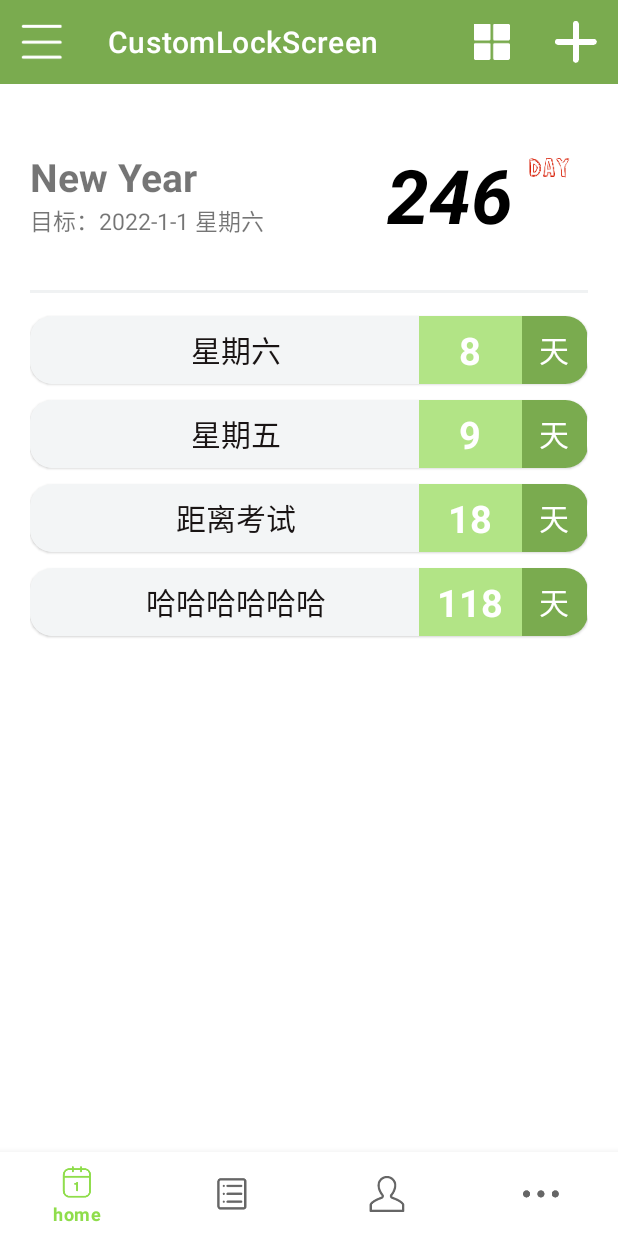
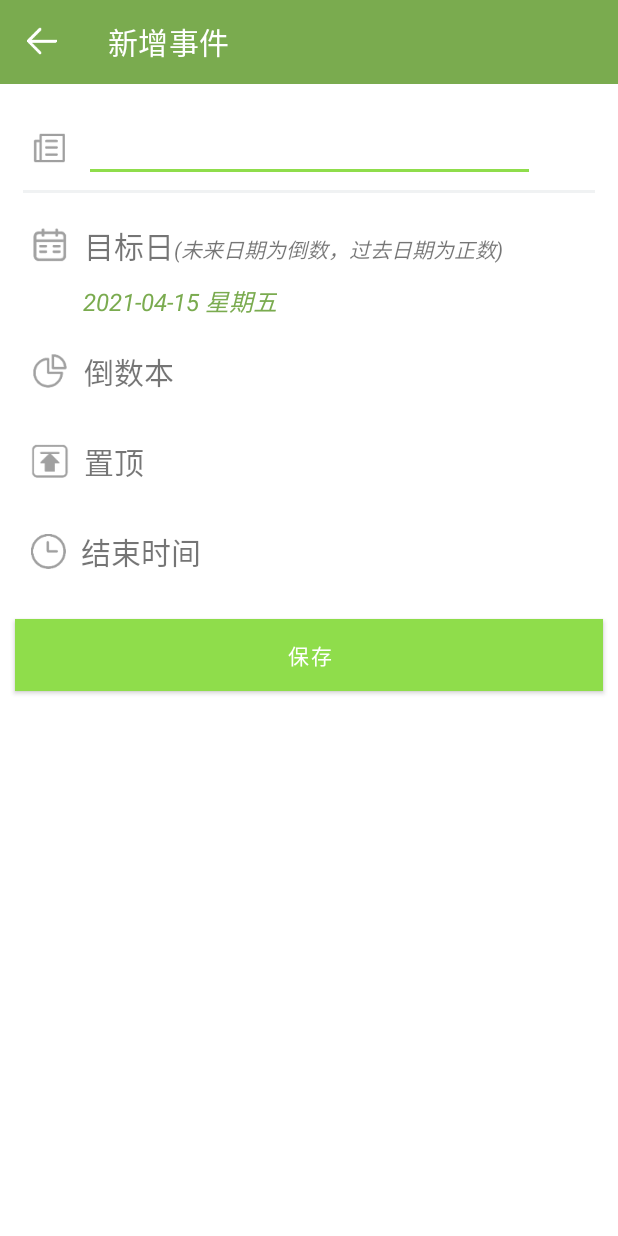
Before and after one commit to rachel-lly/CustomLockScreen, an Android app: the screen it shows after launch (HomeActivity before the commit, AddNoteActivity after it), after a tap on "add_note", on a phone screen of 412 x 824 dp. Run offline under Robolectric (Android 15) with nearby library versions, the phone set to English and light mode, and no system bars.

Commit message:
AddNoteActivity

```diff
--- a/app/src/main/AndroidManifest.xml
+++ b/app/src/main/AndroidManifest.xml
@@ -9,7 +9,8 @@
         android:roundIcon="@mipmap/ic_launcher_round"
         android:supportsRtl="true"
         android:theme="@style/AppTheme">
-        <activity android:name=".DetailActivity"></activity>
+        <activity android:name=".AddNoteActivity"></activity>
+        <activity android:name=".DetailActivity" />
         <activity android:name=".HomeActivity">
             <intent-filter>
                 <action android:name="android.intent.action.MAIN" />
--- /dev/null
+++ b/app/src/main/java/com/example/customlockscreen/AddNoteActivity.kt
@@ -0,0 +1,28 @@
+package com.example.customlockscreen
+
+import androidx.appcompat.app.AppCompatActivity
+import android.os.Bundle
+import com.example.customlockscreen.databinding.ActivityAddNoteBinding
+
+class AddNoteActivity : AppCompatActivity() {
+
+    private lateinit var binding:ActivityAddNoteBinding
+
+    override fun onCreate(savedInstanceState: Bundle?) {
+        super.onCreate(savedInstanceState)
+
+        binding = ActivityAddNoteBinding.inflate(layoutInflater)
+
+        setSupportActionBar(binding.addNoteToolbar)
+
+        binding.addNoteToolbar.setNavigationIcon(R.mipmap.back)
+
+        binding.addNoteToolbar.setNavigationOnClickListener {
+            finish()
+        }
+
+
+
+        setContentView(binding.root)
+    }
+}
--- a/app/src/main/java/com/example/customlockscreen/DetailActivity.kt
+++ b/app/src/main/java/com/example/customlockscreen/DetailActivity.kt
@@ -4,8 +4,6 @@ import android.graphics.Color
 import android.os.Build
 import android.os.Bundle
 import android.view.View
-import android.view.ViewGroup
-import android.view.Window
 import android.view.WindowManager
 import androidx.appcompat.app.AppCompatActivity
 import com.example.customlockscreen.databinding.ActivityDetailBinding
@@ -28,11 +26,7 @@ class DetailActivity : AppCompatActivity() {
         setSupportActionBar(binding.detailToolbar)
         binding.detailToolbar.setTitleTextColor(Color.WHITE)
 
-
         steepStatusBar()
-
-
-
 
 
         binding.detailToolbar.setNavigationIcon(R.mipmap.back)
--- a/app/src/main/java/com/example/customlockscreen/Fragment/NoteListFragment.kt
+++ b/app/src/main/java/com/example/customlockscreen/Fragment/NoteListFragment.kt
@@ -1,14 +1,11 @@
 package com.example.customlockscreen.Fragment
 
+import android.content.Intent
 import android.os.Bundle
 import android.view.*
-import android.widget.Toolbar
 import androidx.fragment.app.Fragment
 import androidx.recyclerview.widget.GridLayoutManager
-import com.example.customlockscreen.Label
-import com.example.customlockscreen.LabelGridAdapter
-import com.example.customlockscreen.LabelLinearAdapter
-import com.example.customlockscreen.R
+import com.example.customlockscreen.*
 import com.example.customlockscreen.databinding.FragmentNoteListBinding
 
 // TODO: Rename parameter arguments, choose names that match
@@ -90,6 +87,11 @@ class NoteListFragment : Fragment() {
                 }
 
             }
+
+            R.id.add_note ->{
+                val intent = Intent(context, AddNoteActivity::class.java)
+                context?.startActivity(intent)
+            }
         }
 
         return false
--- a/app/src/main/java/com/example/customlockscreen/HomeActivity.kt
+++ b/app/src/main/java/com/example/customlockscreen/HomeActivity.kt
@@ -5,7 +5,6 @@ import android.os.Bundle
 import androidx.fragment.app.Fragment
 import androidx.viewpager2.widget.ViewPager2
 import com.example.customlockscreen.Fragment.AddNoteFragment
-
 import com.example.customlockscreen.Fragment.NoteListFragment
 import com.example.customlockscreen.databinding.ActivityHomeBinding
 
--- a/app/src/main/java/com/example/customlockscreen/LabelLinearAdapter.kt
+++ b/app/src/main/java/com/example/customlockscreen/LabelLinearAdapter.kt
@@ -20,7 +20,6 @@ class LabelLinearAdapter(val context: Context, val labelList:List<Label>) :
 
     override fun onCreateViewHolder(parent: ViewGroup, viewType: Int): LabelLinearAdapter.ViewHolder {
         binding =  CardItemLinearBinding.inflate(LayoutInflater.from(context))
-//        val view = LayoutInflater.from(context).inflate(R.layout.card_item,parent,false)
 
         val holder = ViewHolder(binding)
         holder.itemView.setOnClickListener {
--- a/app/src/main/java/com/example/customlockscreen/PagerAdapter.kt
+++ b/app/src/main/java/com/example/customlockscreen/PagerAdapter.kt
@@ -1,7 +1,5 @@
 package com.example.customlockscreen
 
-import android.os.Parcel
-import android.os.Parcelable
 import androidx.fragment.app.Fragment
 import androidx.fragment.app.FragmentActivity
 import androidx.viewpager2.adapter.FragmentStateAdapter
--- /dev/null
+++ b/app/src/main/res/layout/activity_add_note.xml
@@ -0,0 +1,210 @@
+<?xml version="1.0" encoding="utf-8"?>
+<RelativeLayout
+    xmlns:android="http://schemas.android.com/apk/res/android"
+    xmlns:app="http://schemas.android.com/apk/res-auto"
+    xmlns:tools="http://schemas.android.com/tools"
+    android:layout_width="match_parent"
+    android:layout_height="match_parent"
+    tools:context=".AddNoteActivity"
+    >
+
+    <androidx.appcompat.widget.Toolbar
+        android:id="@+id/add_note_toolbar"
+        android:layout_width="match_parent"
+        android:layout_height="?android:attr/actionBarSize"
+        android:background="@color/colorPrimaryDark"
+        android:theme="@style/ThemeOverlay.AppCompat.Dark.ActionBar"
+        app:popupTheme="@style/OverflowMenuStyle"
+        app:title="新增事件"
+        />
+
+    <LinearLayout
+        android:id="@+id/content_layout"
+        android:layout_below="@+id/add_note_toolbar"
+        android:layout_width="match_parent"
+        android:layout_height="wrap_content"
+        android:orientation="vertical"
+        android:layout_marginStart="5dp"
+        android:layout_marginEnd="5dp"
+        >
+
+        <LinearLayout
+            android:layout_width="match_parent"
+            android:layout_height="wrap_content"
+            android:orientation="horizontal"
+            android:layout_marginStart="15dp"
+            android:layout_marginEnd="20dp"
+            android:layout_marginTop="20dp"
+            >
+
+            <ImageView
+                android:layout_width="25dp"
+                android:layout_height="25dp"
+                android:src="@mipmap/note_text"
+                android:layout_gravity="center"
+                />
+
+            <EditText
+                android:id="@+id/add_note_et"
+                android:layout_width="match_parent"
+                android:layout_height="wrap_content"
+                android:layout_marginStart="10dp"
+                android:layout_marginEnd="30dp"
+                />
+        </LinearLayout>
+
+        <View
+            android:id="@+id/line"
+            android:layout_width="match_parent"
+            android:layout_height="2dp"
+            android:background="#33b4bcc0"
+            android:layout_marginStart="10dp"
+            android:layout_marginEnd="10dp"
+            android:layout_marginTop="5dp"
+            />
+
+        <LinearLayout
+            android:layout_width="match_parent"
+            android:layout_height="wrap_content"
+            android:orientation="horizontal"
+            android:layout_marginStart="15dp"
+            android:layout_marginEnd="10dp"
+            android:layout_marginTop="20dp"
+            >
+
+            <ImageView
+                android:layout_width="25dp"
+                android:layout_height="25dp"
+                android:src="@mipmap/note_date"
+                android:layout_gravity="center"
+                />
+
+            <TextView
+                android:layout_width="wrap_content"
+                android:layout_height="wrap_content"
+                android:text="目标日"
+                android:layout_gravity="bottom"
+                android:textSize="20sp"
+                android:layout_marginStart="10dp"
+                />
+
+            <TextView
+                android:layout_width="wrap_content"
+                android:layout_height="wrap_content"
+                android:text="(未来日期为倒数，过去日期为正数)"
+                android:layout_gravity="bottom"
+                android:textStyle="italic"
+                />
+
+        </LinearLayout>
+
+        <TextView
+            android:id="@+id/add_note_date"
+            android:layout_width="wrap_content"
+            android:layout_height="wrap_content"
+            android:text="2021-04-15 星期五"
+            android:textSize="16sp"
+            android:textColor="@color/colorPrimaryDark"
+            android:textStyle="italic"
+            android:layout_marginStart="50dp"
+            android:layout_marginTop="10dp"
+            />
+
+        <LinearLayout
+            android:layout_width="match_parent"
+            android:layout_height="wrap_content"
+            android:orientation="horizontal"
+            android:layout_marginStart="15dp"
+            android:layout_marginEnd="10dp"
+            android:layout_marginTop="20dp"
+            android:layout_marginBottom="10dp"
+            >
+
+            <ImageView
+                android:layout_width="25dp"
+                android:layout_height="25dp"
+                android:src="@mipmap/sort_note"
+                android:layout_gravity="center"
+                />
+
+            <TextView
+                android:layout_width="wrap_content"
+                android:layout_height="wrap_content"
+                android:text="倒数本"
+                android:textSize="20sp"
+                android:layout_marginStart="10dp"
+                android:layout_gravity="bottom"
+                />
+        </LinearLayout>
+
+        <LinearLayout
+            android:layout_width="match_parent"
+            android:layout_height="wrap_content"
+            android:orientation="horizontal"
+            android:layout_marginStart="15dp"
+            android:layout_marginEnd="10dp"
+            android:layout_marginTop="20dp"
+            android:layout_marginBottom="10dp"
+            >
+
+            <ImageView
+                android:layout_width="25dp"
+                android:layout_height="25dp"
+                android:src="@mipmap/to_top"
+                android:layout_gravity="center"
+                />
+
+            <TextView
+                android:layout_width="wrap_content"
+                android:layout_height="wrap_content"
+                android:text="置顶"
+                android:textSize="20sp"
+                android:layout_marginStart="10dp"
+                android:layout_gravity="bottom"
+                />
+        </LinearLayout>
+
+        <LinearLayout
+            android:layout_width="match_parent"
+            android:layout_height="wrap_content"
+            android:orientation="horizontal"
+            android:layout_marginStart="15dp"
+            android:layout_marginEnd="10dp"
+            android:layout_marginTop="20dp"
+            >
+
+            <ImageView
+                android:layout_width="23dp"
+                android:layout_height="23dp"
+                android:src="@mipmap/end_time"
+                android:layout_gravity="center"
+                />
+
+            <TextView
+                android:layout_width="wrap_content"
+                android:layout_height="wrap_content"
+                android:text="结束时间"
+                android:textSize="20sp"
+                android:layout_marginStart="10dp"
+                android:layout_gravity="bottom"
+                />
+        </LinearLayout>
+
+
+    </LinearLayout>
+
+    <Button
+        android:id="@+id/add_note_sure"
+        android:layout_width="match_parent"
+        android:layout_height="wrap_content"
+        android:text="保存"
+        android:layout_below="@id/content_layout"
+        android:layout_marginTop="30dp"
+        android:layout_marginStart="10dp"
+        android:layout_marginEnd="10dp"
+        android:background="@color/colorPrimaryDark"
+        />
+
+
+
+</RelativeLayout>
```
Also changed, not shown: app/src/main/res/mipmap-xxxhdpi/end_time.png (added), app/src/main/res/mipmap-xxxhdpi/note_date.png (added), app/src/main/res/mipmap-xxxhdpi/note_text.png (added), app/src/main/res/mipmap-xxxhdpi/sort_note.png (added), app/src/main/res/mipmap-xxxhdpi/to_top.png (added).
